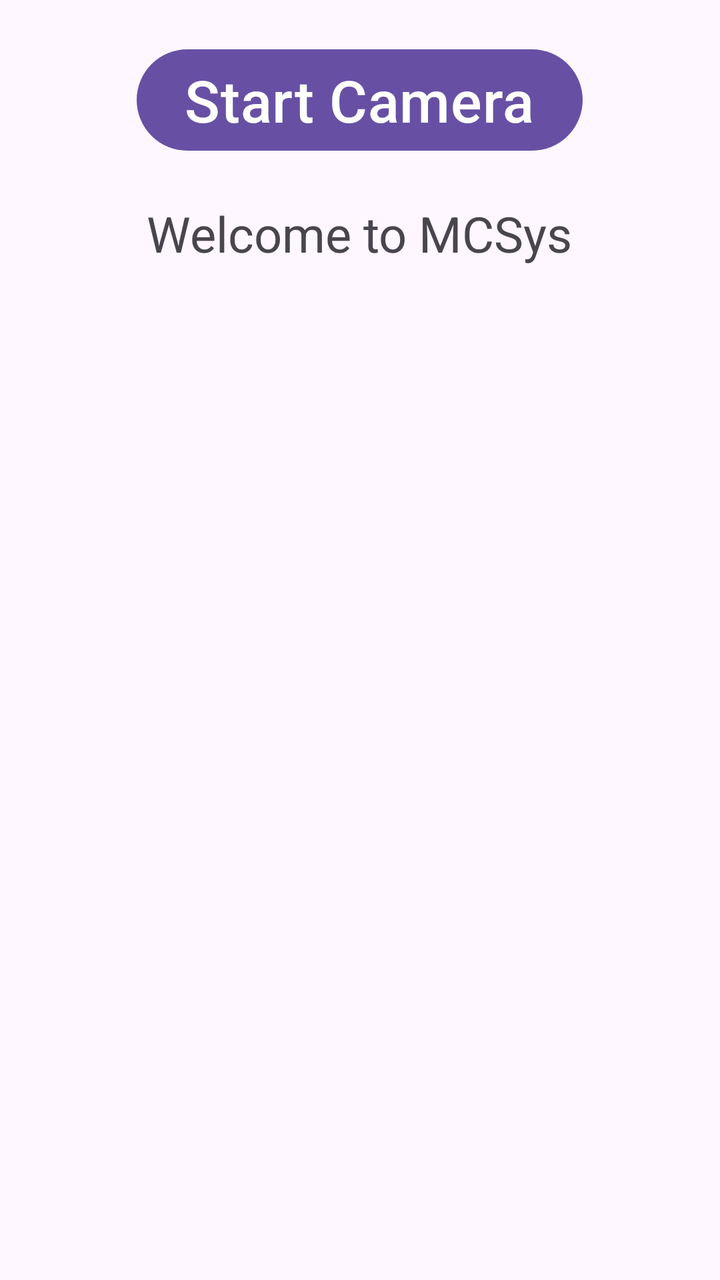
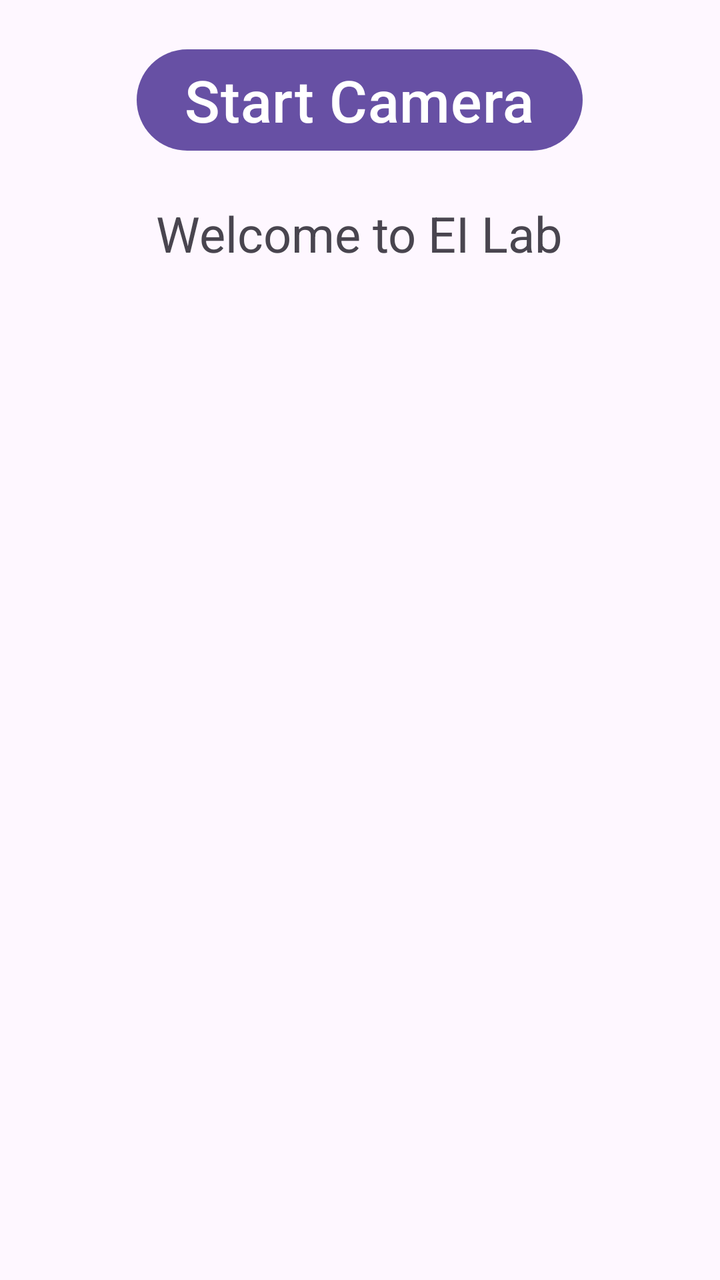

Compare the two renders of this Android layout. The source of the first and the diff that turns it into the second are given below.
<!-- AndroidManifest.xml: application theme Theme.TestApp -->
<!-- res/layout/activity_main.xml -->
<?xml version="1.0" encoding="utf-8"?>
<LinearLayout xmlns:android="http://schemas.android.com/apk/res/android"
    xmlns:app="http://schemas.android.com/apk/res-auto"
    xmlns:tools="http://schemas.android.com/tools"
    android:layout_width="match_parent"
    android:layout_height="match_parent"
    android:orientation="vertical"
    tools:context=".MainActivity">

    <Button
        android:id="@+id/cam_button"
        android:layout_width="wrap_content"
        android:layout_height="wrap_content"
        android:layout_gravity="center"
        android:layout_marginTop="10pt"
        android:onClick="start_camera"
        android:text="@string/button_text"
        android:textSize="14pt" />

    <TextView
        android:id="@+id/loading_view"
        android:layout_width="wrap_content"
        android:layout_height="wrap_content"
        android:layout_gravity="center"
        android:layout_marginTop="10pt"
        android:text="@string/welcome_text"
        android:textSize="12pt" />

    <ImageView
        android:id="@+id/image_view"
        android:layout_width="match_parent"
        android:layout_height="match_parent"
        android:layout_gravity="center"
        android:layout_marginTop="10dp"
        android:scaleType="fitCenter" />

</LinearLayout>
<!-- resources referenced by this layout -->
<resources>
  <string name="button_text">Start Camera</string>
  <string name="welcome_text">Welcome to MCSys</string>
  <style name="Theme.TestApp" parent="Base.Theme.TestApp" />
  <style name="Base.Theme.TestApp" parent="Theme.Material3.DayNight.NoActionBar">
          
          
      </style>
</resources>

<!-- the commit's change to res/layout/activity_main.xml (unified diff, before → after) -->
@@ -1,12 +1,12 @@
 <?xml version="1.0" encoding="utf-8"?>
 <LinearLayout xmlns:android="http://schemas.android.com/apk/res/android"
-    xmlns:app="http://schemas.android.com/apk/res-auto"
     xmlns:tools="http://schemas.android.com/tools"
     android:layout_width="match_parent"
     android:layout_height="match_parent"
     android:orientation="vertical"
     tools:context=".MainActivity">
 
+    
     <Button
         android:id="@+id/cam_button"
         android:layout_width="wrap_content"
@@ -17,6 +17,7 @@
         android:text="@string/button_text"
         android:textSize="14pt" />
 
+    
     <TextView
         android:id="@+id/loading_view"
         android:layout_width="wrap_content"
@@ -26,6 +27,7 @@
         android:text="@string/welcome_text"
         android:textSize="12pt" />
 
+    
     <ImageView
         android:id="@+id/image_view"
         android:layout_width="match_parent"
<!-- resource entries referenced after the edit -->
@@ -1,7 +1,7 @@
 <!-- resources referenced by this layout -->
 <resources>
   <string name="button_text">Start Camera</string>
-  <string name="welcome_text">Welcome to MCSys</string>
+  <string name="welcome_text">Welcome to EI Lab</string>
   <style name="Theme.TestApp" parent="Base.Theme.TestApp" />
   <style name="Base.Theme.TestApp" parent="Theme.Material3.DayNight.NoActionBar">
           
